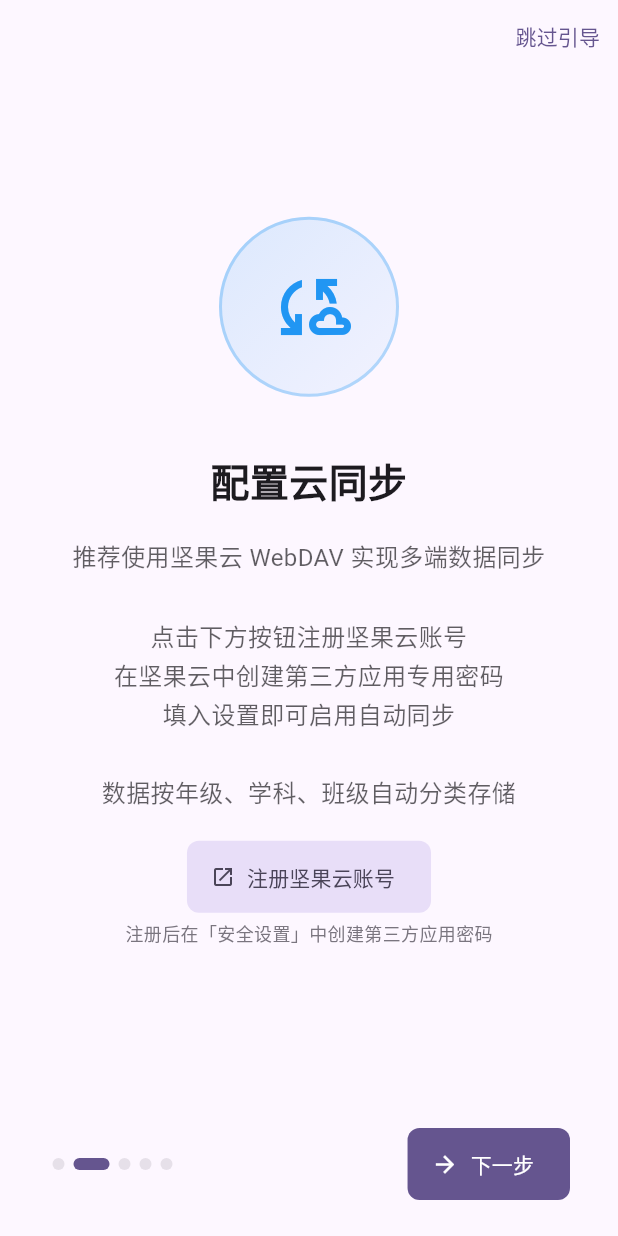
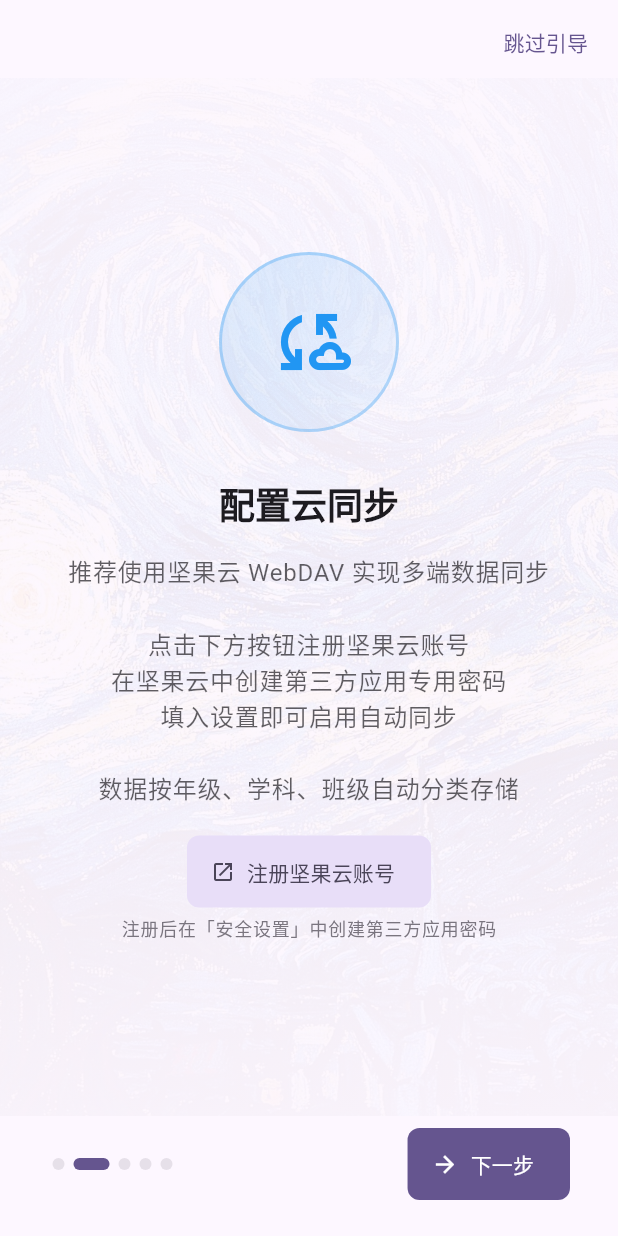
Before and after one commit to ZhuoMoStudio/Smart-classroom, a Flutter app: the screen it shows after launch, after a tap on "下一步", on a phone screen of 412 x 824 dp. Run offline on Flutter 3.47's test engine with Material 3 defaults, Android fonts, the phone set to English and light mode, and no system bars; our stand-ins replace audioplayers, dio, file_picker, flutter_riverpod, flutter_secure_storage, package_info_plus and 1 more; missing offline and left inert: excel, pdfrx, webdav_plus; accounts and stored records are empty.

Commit message:
sync: v1.0.3 full

```diff
--- a/lib/screens/onboarding_screen.dart
+++ b/lib/screens/onboarding_screen.dart
@@ -4,6 +4,7 @@
 import '../theme/design_tokens.dart';
 import '../services/storage_service.dart';
 
+/// 引导介绍页 — 带壁纸背景 + 应用图标展示
 class OnboardingScreen extends ConsumerStatefulWidget {
   final VoidCallback? onComplete;
   const OnboardingScreen({super.key, this.onComplete});
@@ -15,42 +16,68 @@
   final PageController _pc = PageController();
   int _page = 0;
 
-  static const _pages = [
+  // 3张壁纸（依次对应前3页的背景）
+  static const _wallpapers = [
+    'assets/wallpapers/wallpaper_1.png',
+    'assets/wallpapers/wallpaper_2.jpg',
+    'assets/wallpapers/wallpaper_3.jpg',
+  ];
+
+  static const _pages = <_Page>[
     _Page(
-      icon: Icons.school_outlined,
-      color: AppColors.brandPrimary,
       title: '欢迎使用灵动课堂',
       desc:
-          '一款专为教师设计的免费课堂互动管理工具\n\n高效管理班级、小组和成员\n随机抽取、积分管理\n支持对接开源教材仓库\n\n本软件采用 CC BY-NC 4.0 协议\n仅供非商业用途使用',
+          '一款专为教师设计的免费课堂互动管理工具\n\n'
+          '高效管理班级、小组和成员\n'
+          '随机抽取、积分管理\n'
+          '支持对接开源教材仓库\n\n'
+          '本软件采用 CC BY-NC 4.0 协议\n'
+          '仅供非商业用途使用',
+      hasWallpaper: true,
     ),
     _Page(
-      icon: Icons.cloud_sync_outlined,
-      color: AppColors.info,
       title: '配置云同步',
       desc:
-          '推荐使用坚果云 WebDAV 实现多端数据同步\n\n点击下方按钮注册坚果云账号\n在坚果云中创建第三方应用专用密码\n填入设置即可启用自动同步\n\n数据按年级、学科、班级自动分类存储',
+          '推荐使用坚果云 WebDAV 实现多端数据同步\n\n'
+          '点击下方按钮注册坚果云账号\n'
+          '在坚果云中创建第三方应用专用密码\n'
+          '填入设置即可启用自动同步\n\n'
+          '数据按年级、学科、班级自动分类存储',
+      hasWallpaper: true,
       showRegisterButton: true,
     ),
     _Page(
-      icon: Icons.group_add_outlined,
-      color: AppColors.warning,
       title: '导入学生名单',
       desc:
-          '下载名单模板并按格式填写\n班级、小组、姓名三列\n\n点击「更多」→「导入名单」选择 Excel 文件\n系统会自动识别年级班级\n相同班级的名单只保留最新版本\n\n支持一键切换年级和学科',
+          '下载名单模板并按格式填写\n'
+          '班级、小组、姓名三列\n\n'
+          '点击「更多」→「导入名单」选择 Excel 文件\n'
+          '系统会自动识别年级班级\n'
+          '相同班级的名单只保留最新版本\n\n'
+          '支持一键切换年级和学科',
+      hasWallpaper: true,
     ),
     _Page(
-      icon: Icons.quiz_outlined,
-      color: AppColors.success,
       title: '导入题库与教材',
       desc:
-          '题库模板：题目、答案、是否为风险题\n风险题在课堂中会有醒目标识\n\n点击左上角「教材」按钮\n可浏览 GitHub 开源教材仓库\n通过国内加速节点直接下载阅读\n教材会自动缓存，二次打开无需下载',
+          '题库模板：题目、答案、是否为风险题\n'
+          '风险题在课堂中会有醒目标识\n\n'
+          '点击左上角「教材」按钮\n'
+          '可浏览 GitHub 开源教材仓库\n'
+          '通过国内加速节点直接下载阅读\n'
+          '教材会自动缓存，二次打开无需下载',
+      hasWallpaper: false,
     ),
     _Page(
-      icon: Icons.touch_app_outlined,
-      color: const Color(0xFF00BCD4),
       title: '开始使用',
       desc:
-          '横屏触屏优化，适配 100 寸教室大屏\n\n中央控制台：保存/加载/同步/设置\n左上角：教材、年级学科切换\n右上角：状态指示器\n\n数据自动保存，支持 U 盘一键备份\n现在就开始您的第一堂课吧！',
+          '横屏触屏优化，适配 100 寸教室大屏\n\n'
+          '中央控制台：保存/加载/同步/设置\n'
+          '左上角：教材、年级学科切换\n'
+          '右上角：状态指示器\n\n'
+          '数据自动保存，支持 U 盘一键备份\n'
+          '现在就开始您的第一堂课吧！',
+      hasWallpaper: false,
     ),
   ];
 
@@ -61,8 +88,9 @@
   }
 
   void _next() {
-    if (_page < _pages.length - 1)
+    if (_page < _pages.length - 1) {
       _pc.nextPage(duration: AppDuration.short, curve: Curves.easeInOut);
+    }
   }
 
   void _complete() {
@@ -78,26 +106,33 @@
       body: SafeArea(
         child: Column(
           children: [
-            Align(
+            // 跳过按钮
+            Padding(
+              padding: const EdgeInsets.only(top: 4, right: 8),
+              child: Align(
                 alignment: Alignment.topRight,
                 child: TextButton(
                   onPressed: _complete,
                   child: const Text('跳过引导'),
                 ),
               ),
+            ),
+            // 内容页
             Expanded(
               child: PageView.builder(
                 controller: _pc,
                 itemCount: _pages.length,
                 onPageChanged: (i) => setState(() => _page = i),
-                itemBuilder: (_, i) => _buildPage(_pages[i]),
+                itemBuilder: (_, i) => _buildPage(_pages[i], i),
               ),
             ),
+            // 底部指示器 + 按钮
             Padding(
-              padding: const EdgeInsets.symmetric(horizontal: 32, vertical: 24),
+              padding: const EdgeInsets.fromLTRB(32, 8, 32, 24),
               child: Row(
                 mainAxisAlignment: MainAxisAlignment.spaceBetween,
                 children: [
+                  // 圆点指示器
                   Row(
                     mainAxisSize: MainAxisSize.min,
                     children: List.generate(
@@ -109,14 +144,14 @@
                         margin: const EdgeInsets.symmetric(horizontal: 3),
                         decoration: BoxDecoration(
                           borderRadius: BorderRadius.circular(4),
-                          color:
-                              _page == i
+                          color: _page == i
                               ? theme.colorScheme.primary
                               : theme.colorScheme.surfaceContainerHighest,
                         ),
                       ),
                     ),
                   ),
+                  // 下一步/开始按钮
                   _page == _pages.length - 1
                       ? FilledButton.icon(
                           icon: const Icon(Icons.check),
@@ -137,40 +172,97 @@
     );
   }
 
-  Widget _buildPage(_Page p) {
+  Widget _buildPage(_Page p, int index) {
     final theme = Theme.of(context);
-    return Padding(
+
+    return Stack(
+      children: [
+        // 壁纸背景（前三页）
+        if (p.hasWallpaper && index < _wallpapers.length)
+          Positioned.fill(
+            child: ClipRRect(
+              child: Image.asset(
+                _wallpapers[index],
+                fit: BoxFit.cover,
+                opacity: const AlwaysStoppedAnimation(0.15),
+              ),
+            ),
+          ),
+        // 渐变遮罩，保证文字可读
+        if (p.hasWallpaper)
+          Positioned.fill(
+            child: Container(
+              decoration: BoxDecoration(
+                gradient: LinearGradient(
+                  colors: [
+                    theme.colorScheme.surface.withOpacity(0.85),
+                    theme.colorScheme.surface.withOpacity(0.6),
+                    theme.colorScheme.surface.withOpacity(0.85),
+                  ],
+                  begin: Alignment.topCenter,
+                  end: Alignment.bottomCenter,
+                ),
+              ),
+            ),
+          ),
+        // 内容
+        Center(
+          child: Padding(
             padding: const EdgeInsets.symmetric(horizontal: 40),
             child: Column(
-        mainAxisAlignment: MainAxisAlignment.center,
+              mainAxisSize: MainAxisSize.min,
               children: [
+                // 图标：最后一页显示应用图标
+                if (index == _pages.length - 1)
+                  ClipRRect(
+                    borderRadius: BorderRadius.circular(24),
+                    child: Image.asset(
+                      'assets/wallpapers/app_icon.png',
+                      width: 120,
+                      height: 120,
+                      fit: BoxFit.cover,
+                    ),
+                  )
+                else
                   Container(
                     width: 120,
                     height: 120,
                     decoration: BoxDecoration(
                       shape: BoxShape.circle,
                       gradient: LinearGradient(
-                colors: [p.color.withOpacity(0.15), p.color.withOpacity(0.05)],
+                        colors: [
+                          _colorForIndex(index).withOpacity(0.15),
+                          _colorForIndex(index).withOpacity(0.05),
+                        ],
                         begin: Alignment.topLeft,
                         end: Alignment.bottomRight,
                       ),
-              border: Border.all(color: p.color.withOpacity(0.3), width: 2),
+                      border: Border.all(
+                        color: _colorForIndex(index).withOpacity(0.3),
+                        width: 2,
                       ),
-            child: Icon(p.icon, size: 56, color: p.color),
                     ),
-          const SizedBox(height: 40),
+                    child: Icon(
+                      _iconForIndex(index),
+                      size: 56,
+                      color: _colorForIndex(index),
+                    ),
+                  ),
+                const SizedBox(height: 32),
                 Text(
                   p.title,
-            style: AppTypography.h2.copyWith(
+                  style: theme.textTheme.headlineSmall?.copyWith(
+                    fontWeight: FontWeight.bold,
                     color: theme.colorScheme.onSurface,
                   ),
                   textAlign: TextAlign.center,
                 ),
-          const SizedBox(height: 20),
+                const SizedBox(height: 16),
                 Text(
                   p.desc,
-            style: AppTypography.bodyLarge.copyWith(
+                  style: theme.textTheme.bodyLarge?.copyWith(
                     color: theme.colorScheme.onSurface.withOpacity(0.7),
+                    height: 1.5,
                   ),
                   textAlign: TextAlign.center,
                 ),
@@ -179,8 +271,7 @@
                   FilledButton.tonalIcon(
                     icon: const Icon(Icons.open_in_new, size: 16),
                     label: const Text('注册坚果云账号'),
-              onPressed:
-                  () => launchUrl(
+                    onPressed: () => launchUrl(
                       Uri.parse('https://www.jianguoyun.com/signup'),
                       mode: LaunchMode.externalApplication,
                     ),
@@ -188,28 +279,52 @@
                   const SizedBox(height: 6),
                   Text(
                     '注册后在「安全设置」中创建第三方应用密码',
-              style: AppTypography.caption.copyWith(
+                    style: theme.textTheme.labelSmall?.copyWith(
                       color: theme.colorScheme.outline,
                     ),
                   ),
                 ],
               ],
             ),
+          ),
+        ),
+      ],
     );
+  }
+
+  Color _colorForIndex(int index) {
+    const colors = [
+      AppColors.brandPrimary,
+      AppColors.info,
+      AppColors.warning,
+      AppColors.success,
+      Color(0xFF00BCD4),
+    ];
+    return colors[index % colors.length];
+  }
+
+  IconData _iconForIndex(int index) {
+    const icons = [
+      Icons.school_outlined,
+      Icons.cloud_sync_outlined,
+      Icons.group_add_outlined,
+      Icons.quiz_outlined,
+      Icons.touch_app_outlined,
+    ];
+    return icons[index % icons.length];
   }
 }
 
 class _Page {
-  final IconData icon;
-  final Color color;
   final String title;
   final String desc;
+  final bool hasWallpaper;
   final bool showRegisterButton;
+
   const _Page({
-    required this.icon,
-    required this.color,
     required this.title,
     required this.desc,
+    this.hasWallpaper = false,
     this.showRegisterButton = false,
   });
 }
--- a/lib/services/cloud/webdav_plus_sync.dart
+++ b/lib/services/cloud/webdav_plus_sync.dart
@@ -12,7 +12,7 @@
 /// 同步子目录结构：/<应用名称>/<年级>/<学科>/<班级>/
 /// 或简化：/<应用名称>/data/
 class WebdavPlusSyncService {
-  final WidgetRef _ref;
+  final Ref _ref;
 
   const WebdavPlusSyncService(this._ref);
 
--- a/pubspec.yaml
+++ b/pubspec.yaml
@@ -42,3 +42,4 @@
   generate: true
   assets:
     - assets/sounds/
+    - assets/wallpapers/
```
Also changed, not shown: assets/wallpapers/wallpaper_2.jpg (added), 9 other files. Lines whose indentation alone changed are shown as unchanged.
